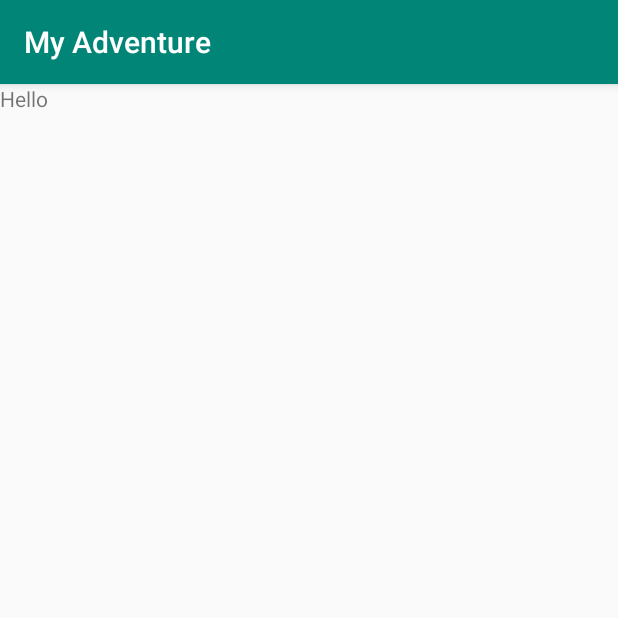
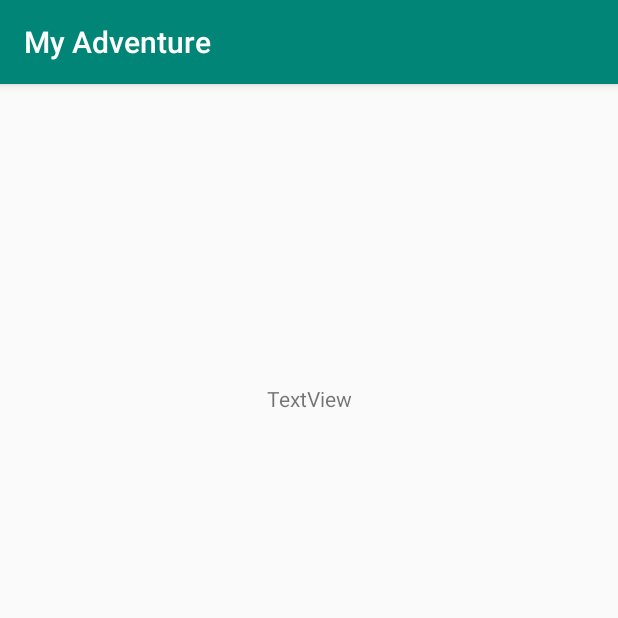
Before and after one commit to AllanMNoguera/MyAdventure, an Android app: the fragment GameSpaceFragment shown on its own in the app's theme, on a phone screen of 412 x 824 dp, the top half of it. Run offline under Robolectric (Android 15) with nearby library versions, the phone set to English and light mode, and no system bars; our stand-ins replace Room's generated code, data binding.

Commit message:
Added database, and Observer ViewModel logic to GameSpace

```diff
--- a/app/build.gradle
+++ b/app/build.gradle
@@ -57,4 +57,8 @@ dependencies {
     implementation 'androidx.lifecycle:lifecycle-viewmodel-ktx:2.0.0'
     kapt "androidx.room:room-compiler:$version_room"
     implementation "androidx.lifecycle:lifecycle-extensions:$version_lifecycle_extensions"
+
+    // Coroutines
+    implementation "org.jetbrains.kotlinx:kotlinx-coroutines-core:$version_coroutine"
+    implementation "org.jetbrains.kotlinx:kotlinx-coroutines-android:$version_coroutine"
 }
--- a/app/src/main/java/com/example/myadventure/MenuFragment.kt
+++ b/app/src/main/java/com/example/myadventure/MenuFragment.kt
@@ -7,7 +7,9 @@ import android.view.LayoutInflater
 import android.view.View
 import android.view.ViewGroup
 import androidx.databinding.DataBindingUtil
+import androidx.navigation.findNavController
 import com.example.myadventure.databinding.FragmentMenuBinding
+import androidx.navigation.ui.NavigationUI
 
 class MenuFragment : Fragment() {
     override fun onCreateView(
@@ -17,6 +19,10 @@ class MenuFragment : Fragment() {
         val binding: FragmentMenuBinding = DataBindingUtil.inflate(
             inflater, R.layout.fragment_menu, container, false)
 
+        binding.buttonStartGameOne.setOnClickListener { v: View ->
+            v.findNavController().navigate(MenuFragmentDirections.actionMenuFragmentToGameSpaceFragment())
+        }
+
         setHasOptionsMenu(true)
         return binding.root
     }
--- /dev/null
+++ b/app/src/main/java/com/example/myadventure/database/Game.kt
@@ -0,0 +1,20 @@
+package com.example.android.trackmysleepquality.database
+
+import androidx.room.ColumnInfo
+import androidx.room.Entity
+import androidx.room.PrimaryKey
+
+@Entity(tableName = "game_performace_table")
+data class Game(
+    @PrimaryKey(autoGenerate = true)
+    var gameId: Long = 0L,
+
+    @ColumnInfo(name = "end_time_milli")
+    var endTimeMilli: Long = System.currentTimeMillis(),
+
+    @ColumnInfo(name = "consecutive_score")
+    var gameScore: Int = -1,
+
+    @ColumnInfo(name = "game_name")
+    var gameName: String = ""
+)
--- a/app/src/main/java/com/example/myadventure/game_space/GameSpaceFragment.kt
+++ b/app/src/main/java/com/example/myadventure/game_space/GameSpaceFragment.kt
@@ -6,28 +6,48 @@ import androidx.fragment.app.Fragment
 import android.view.LayoutInflater
 import android.view.View
 import android.view.ViewGroup
-
+import androidx.databinding.DataBindingUtil
+import androidx.lifecycle.Observer
+import androidx.navigation.fragment.findNavController
 import com.example.myadventure.R
+import com.example.myadventure.database.GameDatabase
+import com.example.myadventure.databinding.GameSpaceFragmentBinding
 
 class GameSpaceFragment : Fragment() {
+    override fun onCreateView(inflater: LayoutInflater, container: ViewGroup?,
+                              savedInstanceState: Bundle?): View? {
 
-    companion object {
-        fun newInstance() = GameSpaceFragment()
+        // Get a reference to the binding object and inflate the fragment views.
+        val binding: GameSpaceFragmentBinding = DataBindingUtil.inflate(
+            inflater, R.layout.game_space_fragment, container, false)
+
+        val application = requireNotNull(this.activity).application
+
+        val viewModelFactory = GameSpaceViewModelFactory(application)
+
+        val gameSpaceViewModel =
+            ViewModelProviders.of(
+                this, viewModelFactory).get(GameSpaceViewModel::class.java)
+
+        binding.setLifecycleOwner(this)
+
+        // Add an Observer on the state variable for Navigating when STOP button is pressed.
+        gameSpaceViewModel.navigateToGameScore.observe(this, Observer { game ->
+            game?.let {
+                // We need to get the navController from this, because button is not ready, and it
+                // just has to be a view. For some reason, this only matters if we hit stop again
+                // after using the back button, not if we hit stop and choose a quality.
+                // Also, in the Navigation Editor, for Quality -> Tracker, check "Inclusive" for
+                // popping the stack to get the correct behavior if we press stop multiple times
+                // followed by back.
+                // Also: https://stackoverflow.com/questions/28929637/difference-and-uses-of-oncreate-oncreateview-and-onactivitycreated-in-fra
+                ////////this.findNavController().navigate()
+                // Reset state to make sure we only navigate once, even if the device
+                // has a configuration change.
+                gameSpaceViewModel.doneNavigating()
+            }
+        })
+
+        return binding.root
     }
-
-    private lateinit var viewModel: GameSpaceViewModel
-
-    override fun onCreateView(
-        inflater: LayoutInflater, container: ViewGroup?,
-        savedInstanceState: Bundle?
-    ): View? {
-        return inflater.inflate(R.layout.game_space_fragment, container, false)
-    }
-
-    override fun onActivityCreated(savedInstanceState: Bundle?) {
-        super.onActivityCreated(savedInstanceState)
-        viewModel = ViewModelProviders.of(this).get(GameSpaceViewModel::class.java)
-        // TODO: Use the ViewModel
-    }
-
 }
--- a/app/src/main/java/com/example/myadventure/game_space/GameSpaceViewModel.kt
+++ b/app/src/main/java/com/example/myadventure/game_space/GameSpaceViewModel.kt
@@ -1,7 +1,64 @@
 package com.example.myadventure.game_space
 
-import androidx.lifecycle.ViewModel;
+import android.app.Application
+import androidx.lifecycle.*
+import com.example.android.trackmysleepquality.database.Game
+import kotlinx.coroutines.*
 
-class GameSpaceViewModel : ViewModel() {
-    // TODO: Implement the ViewModel
+class GameSpaceViewModel(
+        application: Application) : AndroidViewModel(application) {
+
+        private var viewModelJob = Job()
+
+        private val uiScope = CoroutineScope(Dispatchers.Main + viewModelJob)
+
+        private var thisgame = MutableLiveData<Game?>()
+
+        private val _navigateToGameOneScore = MutableLiveData<Game>()
+
+        val navigateToGameScore: LiveData<Game>
+        get() = _navigateToGameOneScore
+
+        fun doneNavigating() {
+            _navigateToGameOneScore.value = null
+        }
+
+        init {
+            initializeGame()
+        }
+
+        private fun initializeGame() {
+            uiScope.launch {
+                thisgame.value = Game(gameName = "space_game")
+            }
+        }
+
+        /**
+         * Executes when the STOP button is clicked.
+         */
+        fun onEndGame() {
+            uiScope.launch {
+                // In Kotlin, the return@label syntax is used for specifying which function among
+                // several nested ones this statement returns from.
+                // In this case, we are specifying to return from launch(),
+                // not the lambda.
+                val endGame = thisgame.value ?: return@launch
+
+                // Update the night in the database to add the end time.
+                endGame.endTimeMilli = System.currentTimeMillis()
+
+                _navigateToGameOneScore.value = endGame
+            }
+        }
+
+        /**
+         * Called when the ViewModel is dismantled.
+         * At this point, we want to cancel all coroutines;
+         * otherwise we end up with processes that have nowhere to return to
+         * using memory and resources.
+         */
+        override fun onCleared() {
+            super.onCleared()
+            viewModelJob.cancel()
+        }
 }
--- /dev/null
+++ b/app/src/main/java/com/example/myadventure/game_space/GameSpaceViewModelFactory.kt
@@ -0,0 +1,16 @@
+package com.example.myadventure.game_space
+
+import android.app.Application
+import androidx.lifecycle.ViewModel
+import androidx.lifecycle.ViewModelProvider
+
+class GameSpaceViewModelFactory(
+    private val application: Application) : ViewModelProvider.Factory {
+    @Suppress("unchecked_cast")
+    override fun <T : ViewModel?> create(modelClass: Class<T>): T {
+        if (modelClass.isAssignableFrom(GameSpaceViewModel::class.java)) {
+            return GameSpaceViewModel(application) as T
+        }
+        throw IllegalArgumentException("Unknown ViewModel class")
+    }
+}
--- a/app/src/main/res/layout/game_space_fragment.xml
+++ b/app/src/main/res/layout/game_space_fragment.xml
@@ -1,12 +1,17 @@
 <?xml version="1.0" encoding="utf-8"?>
 <layout
         xmlns:android="http://schemas.android.com/apk/res/android"
-        xmlns:tools="http://schemas.android.com/tools"
+        xmlns:app="http://schemas.android.com/apk/res-auto" xmlns:tools="http://schemas.android.com/tools"
         tools:context=".game_space.GameSpaceFragment">
-
-    <TextView
+    <androidx.constraintlayout.widget.ConstraintLayout
             android:layout_width="match_parent"
-            android:layout_height="match_parent"
-            android:text="Hello"/>
-
+            android:layout_height="match_parent" android:id="@+id/gameConstraintLayout">
+        <TextView
+                android:text="TextView"
+                android:layout_width="wrap_content"
+                android:layout_height="wrap_content" android:id="@+id/textView"
+                app:layout_constraintTop_toTopOf="parent" android:layout_marginTop="200dp"
+                app:layout_constraintStart_toStartOf="parent" android:layout_marginStart="100dp"
+                app:layout_constraintEnd_toEndOf="parent" android:layout_marginEnd="100dp"/>
+    </androidx.constraintlayout.widget.ConstraintLayout>
 </layout>
--- a/build.gradle
+++ b/build.gradle
@@ -1,6 +1,7 @@
 buildscript {
     ext {
         version_kotlin = "1.3.11"
+        version_coroutine = "1.1.0"
         version_core = "1.0.1"
         version_constraint_layout = "1.1.3"
         version_lifecycle_extensions = "2.0.0"
@@ -16,9 +17,6 @@ buildscript {
         classpath 'com.android.tools.build:gradle:3.3.2'
         classpath "org.jetbrains.kotlin:kotlin-gradle-plugin:$version_kotlin"
         classpath "android.arch.navigation:navigation-safe-args-gradle-plugin:$version_navigation"
-
-        // NOTE: Do not place your application dependencies here; they belong
-        // in the individual module build.gradle files
     }
 }
 
```
Also changed, not shown: app/src/main/java/com/example/myadventure/database/GameDatabase.kt (added, +50 -0 lines), app/src/main/java/com/example/myadventure/database/GameDatabaseDao.kt (added, +15 -0 lines), app/src/main/res/navigation/navigation.xml (+6 -1 lines).
